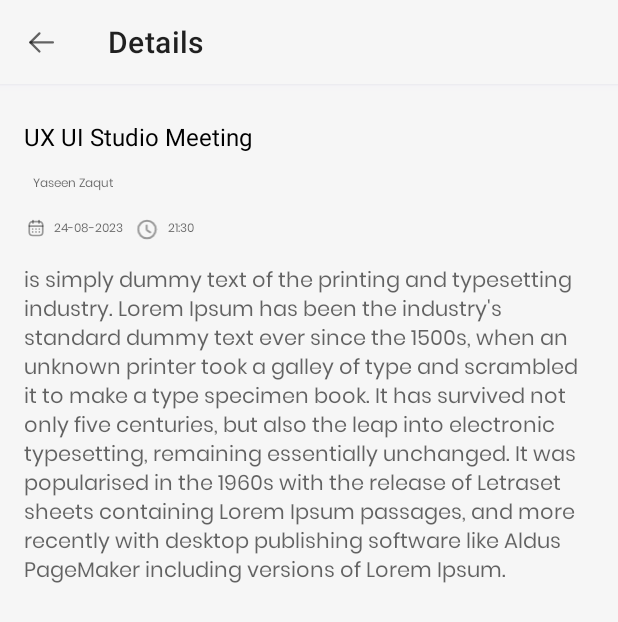
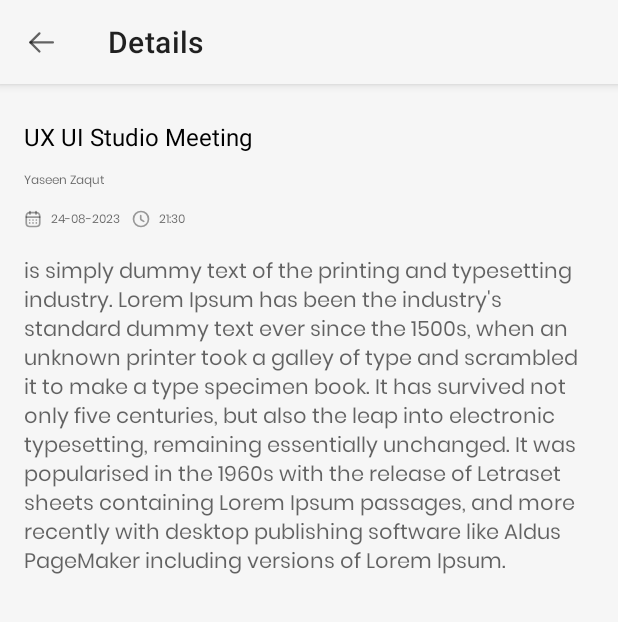
Before and after one commit to Red-velvet-cake/TODO, an Android app: the layout fragment_team_todo_details.xml on its own in the app's theme, with its tools: preview values and no code run, on a phone screen of 412 x 824 dp. Shown: the top 622 px of the screen. Run offline under Robolectric (Android 15) with nearby library versions, the phone set to English and light mode, and no system bars.

Commit message:
fix design after review

```diff
--- /dev/null
+++ b/app/src/main/res/drawable/ic_calender_small.xml
@@ -0,0 +1,87 @@
+<vector xmlns:android="http://schemas.android.com/apk/res/android"
+    android:width="12dp"
+    android:height="12dp"
+    android:viewportWidth="16"
+    android:viewportHeight="16">
+  <path
+      android:pathData="M2.063,6.27H13.945"
+      android:strokeAlpha="0.38"
+      android:strokeLineJoin="round"
+      android:strokeWidth="1.5"
+      android:fillColor="#00000000"
+      android:strokeColor="#000000"
+      android:strokeLineCap="round"/>
+  <path
+      android:pathData="M10.962,8.873H10.968"
+      android:strokeAlpha="0.38"
+      android:strokeLineJoin="round"
+      android:strokeWidth="1.5"
+      android:fillColor="#00000000"
+      android:strokeColor="#000000"
+      android:strokeLineCap="round"/>
+  <path
+      android:pathData="M8.003,8.873H8.009"
+      android:strokeAlpha="0.38"
+      android:strokeLineJoin="round"
+      android:strokeWidth="1.5"
+      android:fillColor="#00000000"
+      android:strokeColor="#000000"
+      android:strokeLineCap="round"/>
+  <path
+      android:pathData="M5.038,8.873H5.044"
+      android:strokeAlpha="0.38"
+      android:strokeLineJoin="round"
+      android:strokeWidth="1.5"
+      android:fillColor="#00000000"
+      android:strokeColor="#000000"
+      android:strokeLineCap="round"/>
+  <path
+      android:pathData="M10.962,11.464H10.968"
+      android:strokeAlpha="0.38"
+      android:strokeLineJoin="round"
+      android:strokeWidth="1.5"
+      android:fillColor="#00000000"
+      android:strokeColor="#000000"
+      android:strokeLineCap="round"/>
+  <path
+      android:pathData="M8.003,11.464H8.009"
+      android:strokeAlpha="0.38"
+      android:strokeLineJoin="round"
+      android:strokeWidth="1.5"
+      android:fillColor="#00000000"
+      android:strokeColor="#000000"
+      android:strokeLineCap="round"/>
+  <path
+      android:pathData="M5.038,11.464H5.044"
+      android:strokeAlpha="0.38"
+      android:strokeLineJoin="round"
+      android:strokeWidth="1.5"
+      android:fillColor="#00000000"
+      android:strokeColor="#000000"
+      android:strokeLineCap="round"/>
+  <path
+      android:pathData="M10.696,1.333V3.527"
+      android:strokeAlpha="0.38"
+      android:strokeLineJoin="round"
+      android:strokeWidth="1.5"
+      android:fillColor="#00000000"
+      android:strokeColor="#000000"
+      android:strokeLineCap="round"/>
+  <path
+      android:pathData="M5.311,1.333V3.527"
+      android:strokeAlpha="0.38"
+      android:strokeLineJoin="round"
+      android:strokeWidth="1.5"
+      android:fillColor="#00000000"
+      android:strokeColor="#000000"
+      android:strokeLineCap="round"/>
+  <path
+      android:pathData="M10.825,2.386H5.181C3.223,2.386 2,3.477 2,5.482V11.515C2,13.551 3.223,14.667 5.181,14.667H10.819C12.783,14.667 14,13.57 14,11.565V5.482C14.006,3.477 12.79,2.386 10.825,2.386Z"
+      android:strokeAlpha="0.38"
+      android:strokeLineJoin="round"
+      android:strokeWidth="1.5"
+      android:fillColor="#00000000"
+      android:fillType="evenOdd"
+      android:strokeColor="#000000"
+      android:strokeLineCap="round"/>
+</vector>
--- /dev/null
+++ b/app/src/main/res/drawable/ic_time_small.xml
@@ -0,0 +1,12 @@
+<vector android:autoMirrored="true" android:height="12dp"
+    android:viewportHeight="16" android:viewportWidth="16"
+    android:width="12dp" xmlns:android="http://schemas.android.com/apk/res/android">
+    <path android:fillColor="#00000000"
+        android:pathData="M14.667,8C14.667,11.68 11.681,14.667 8.001,14.667C4.321,14.667 1.334,11.68 1.334,8C1.334,4.32 4.321,1.333 8.001,1.333C11.681,1.333 14.667,4.32 14.667,8Z"
+        android:strokeAlpha="0.38" android:strokeColor="#000000"
+        android:strokeLineCap="round" android:strokeLineJoin="round" android:strokeWidth="1.5"/>
+    <path android:fillColor="#00000000"
+        android:pathData="M10.474,10.12L8.407,8.887C8.047,8.673 7.754,8.16 7.754,7.74V5.007"
+        android:strokeAlpha="0.38" android:strokeColor="#000000"
+        android:strokeLineCap="round" android:strokeLineJoin="round" android:strokeWidth="1.5"/>
+</vector>
--- a/app/src/main/res/layout/fragment_team_todo_details.xml
+++ b/app/src/main/res/layout/fragment_team_todo_details.xml
@@ -10,7 +10,6 @@
         app:title="@string/details"
         android:id="@+id/appbar"
         android:layout_width="match_parent"
-        android:outlineSpotShadowColor="@color/accent"
         android:layout_height="@dimen/_56dp"
         app:layout_constraintTop_toTopOf="parent"
         >
@@ -23,76 +22,64 @@
 
     <TextView
         android:fontFamily="@font/poppins"
-        android:id="@+id/textview_assigne_name"
+        android:id="@+id/text_view_assigne_name"
         android:layout_width="wrap_content"
         android:layout_height="@dimen/_12dp"
-        app:layout_constraintTop_toBottomOf="@id/textview_todo_name"
-        app:layout_constraintStart_toStartOf="@id/textview_todo_name"
+        app:layout_constraintTop_toBottomOf="@id/text_view_todo_title"
+        app:layout_constraintStart_toStartOf="parent"
+        android:layout_marginStart="@dimen/_16dp"
         tools:text="Yaseen Zaqut"
         style="@style/TextViewInTodoDetails"
         android:layout_marginTop="@dimen/_12dp"
          />
 
     <TextView
-        android:id="@+id/textview_todo_name"
-        android:layout_width="@dimen/_166dp"
-        android:layout_height="@dimen/_24dp"
-        tools:text="UX UI Studio Meeting"
+        android:id="@+id/text_view_todo_title"
+        android:layout_width="wrap_content"
+        android:layout_height="wrap_content"
+        android:layout_marginTop="@dimen/_24dp"
+        android:paddingEnd="@dimen/_16dp"
+        android:layout_marginStart="@dimen/_16dp"
+        android:layout_marginEnd="@dimen/_16dp"
+        android:textColor="@color/primary_text"
         android:textSize="@dimen/_16sp"
+        app:layout_constraintHorizontal_bias="0"
+        app:layout_constraintEnd_toEndOf="parent"
+        app:layout_constraintStart_toStartOf="parent"
         app:layout_constraintTop_toBottomOf="@id/appbar"
-        app:layout_constraintStart_toStartOf="parent"
-        android:layout_marginTop="@dimen/_24dp"
-        android:layout_marginStart="@dimen/_16sp"
-        android:textColor="@color/primary_text"
-        />
-
-    <ImageView
-        android:id="@+id/icon_calender"
-        android:layout_width="@dimen/_12dp"
-        android:layout_height="@dimen/_12dp"
-        android:src="@drawable/ic_calnder"
-        app:layout_constraintStart_toStartOf="parent"
-        app:layout_constraintTop_toBottomOf="@id/textview_assigne_name"
-        android:layout_marginTop="@dimen/_18dp"
-        android:layout_marginStart="@dimen/_18dp"
+        tools:text="UX UI Studio Meeting "
         />
 
     <TextView
-        android:id="@+id/textview_creation_date"
+        android:id="@+id/text_view_creation_date"
         android:layout_width="wrap_content"
         android:layout_height="@dimen/_12dp"
         tools:text="24-08-2023"
+        android:drawablePadding="@dimen/_6dp"
+        android:layout_marginStart="@dimen/_16dp"
         style="@style/TextViewInTodoDetails"
-        app:layout_constraintStart_toEndOf="@id/icon_calender"
-        app:layout_constraintTop_toTopOf="@id/icon_calender"
-        />
+        android:layout_marginTop="@dimen/_26dp"
+        app:layout_constraintStart_toStartOf="parent"
+        app:layout_constraintTop_toTopOf="@id/text_view_assigne_name"
+        app:drawableStartCompat="@drawable/ic_calender_small" />
 
-    <ImageView
-        android:id="@+id/icon_time"
-        android:layout_width="wrap_content"
-        android:layout_height="@dimen/_14dp"
-        android:background="@android:color/transparent"
-        android:src="@drawable/ic_time"
-        android:layout_marginStart="@dimen/_8dp"
-        app:layout_constraintStart_toEndOf="@id/textview_creation_date"
-        app:layout_constraintTop_toTopOf="@id/textview_creation_date"
-        />
 
     <TextView
-        android:id="@+id/textview_todo_creation_time"
+        android:id="@+id/text_view_todo_creation_time"
+        android:drawablePadding="@dimen/_6dp"
         android:layout_width="wrap_content"
         android:layout_height="@dimen/_12dp"
         tools:text="21:30"
         style="@style/TextViewInTodoDetails"
-        app:layout_constraintStart_toEndOf="@id/icon_time"
-        app:layout_constraintTop_toTopOf="@id/icon_time"
-        />
+        app:layout_constraintStart_toEndOf="@id/text_view_creation_date"
+        app:layout_constraintTop_toTopOf="@id/text_view_creation_date"
+        app:drawableStartCompat="@drawable/ic_time_small" />
 
     <TextView
-        android:id="@+id/textview_details_todo"
+        android:id="@+id/text_view_todo_details"
         android:layout_width="match_parent"
         android:layout_height="wrap_content"
-        app:layout_constraintTop_toBottomOf="@id/icon_calender"
+        app:layout_constraintTop_toBottomOf="@id/text_view_creation_date"
         tools:text="@string/details_todos"
         android:paddingHorizontal="@dimen/_16dp"
         android:fontFamily="@font/poppins"
--- a/app/src/main/res/values/dimens.xml
+++ b/app/src/main/res/values/dimens.xml
@@ -30,6 +30,7 @@
     <dimen name="_20dp">20dp</dimen>
     <dimen name="_328dp">328dp</dimen>
     <dimen name="_36dp">36dp</dimen>
+    <dimen name="_26dp">26dp</dimen>
 
 
 </resources>
--- a/app/src/main/res/values/style.xml
+++ b/app/src/main/res/values/style.xml
@@ -32,7 +32,7 @@
         <item name="android:textSize">@dimen/_8dp</item>
         <item name="android:background">@android:color/transparent</item>
         <item name="android:fontFamily">@font/poppins</item>
-        <item name="android:layout_marginStart">@dimen/_6dp</item>
+        <item name="android:layout_marginStart">@dimen/_8dp</item>
         <item name="android:textColor">@color/secondary_text</item>
     </style>
 </resources>
```
